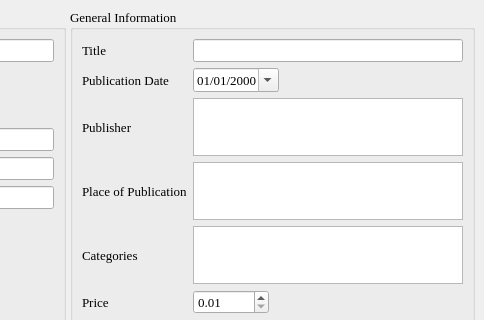
textbrowser/biblioteq, file maginfo.ui: the form before one commit; both pictures show x 516 to 1000 and y 0 to 320 of the 1000 by 700 pixel window.
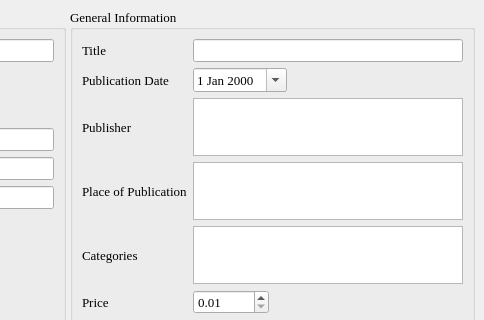
The form after the commit. Icons and pictures are not drawn. Custom widgets are drawn as their Qt base class.

Commit message: Display dates in their native (system's) format. Data will retain MM/dd/yyyy format.

Patch:
```diff
--- a/maginfo.ui
+++ b/maginfo.ui
@@ -473,9 +473,6 @@
               <pointsize>10</pointsize>
              </font>
             </property>
-            <property name="displayFormat">
-             <string>MM/dd/yyyy</string>
-            </property>
             <property name="calendarPopup">
              <bool>true</bool>
             </property>
```
The commit also changes 15 other files.
